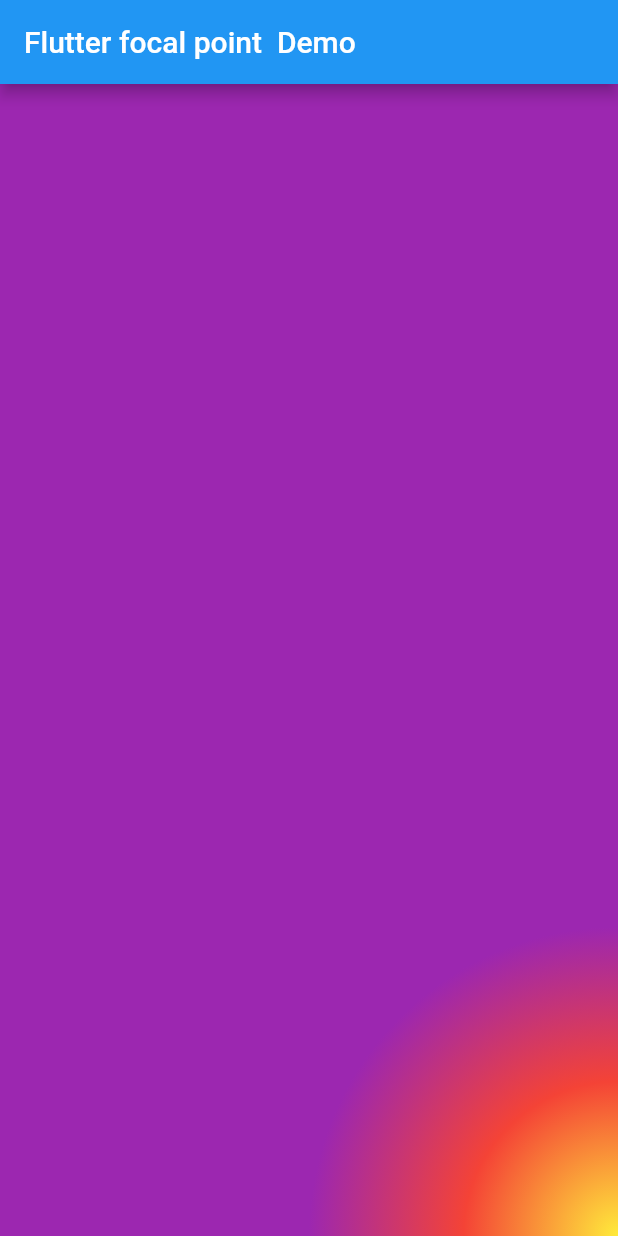
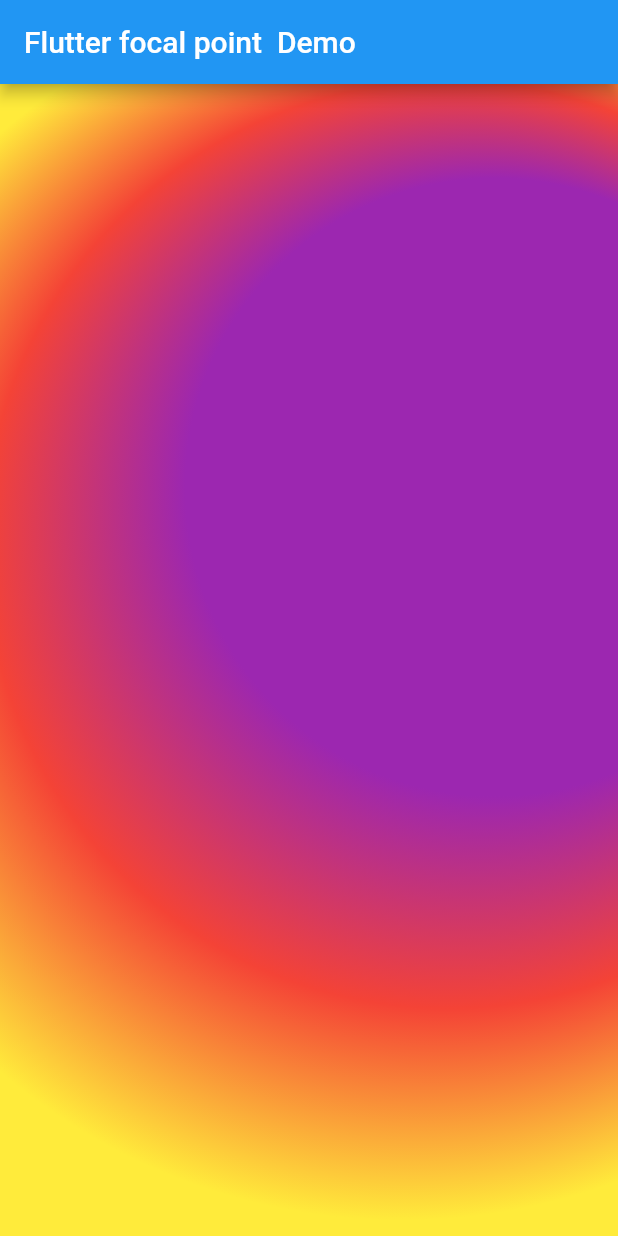
Before and after one commit to moniradiu/flutter, a Flutter app: the screen it shows after launch, on a phone screen of 412 x 824 dp. Run offline on Flutter 3.47's test engine with Material 2 defaults, Android fonts, the phone set to English and light mode, and no system bars.

Commit message:
Greadient 3

```diff
--- a/lib/main.dart
+++ b/lib/main.dart
@@ -16,7 +16,9 @@ class MyApp extends StatelessWidget {
             decoration: BoxDecoration(
               gradient: RadialGradient(
                 colors: [Colors.yellow, Colors.red, Colors.purple],
-                center: Alignment(1.0, 1.0),
+                center: Alignment(0.6, -0.3),
+                focal: Alignment(0.3, -0.1),
+                focalRadius: 1.0,
               ),
             ),
           ),
```
